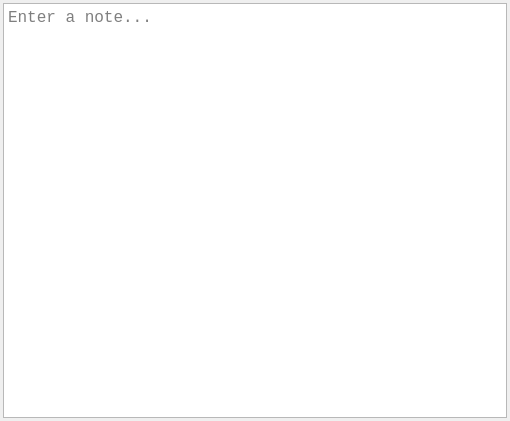
Qt form EasyNotepad/etab.ui (maurictg/EasyNotepad) before a commit.
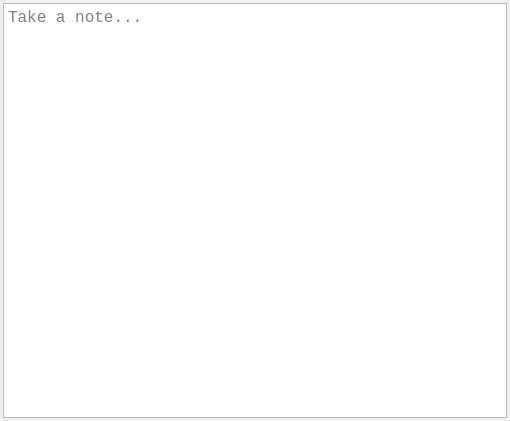
The same form after that commit.

The edit to the form file:
```diff
--- a/EasyNotepad/etab.ui
+++ b/EasyNotepad/etab.ui
@@ -53,7 +53,7 @@
       <set>Qt::LinksAccessibleByMouse|Qt::TextEditable|Qt::TextEditorInteraction|Qt::TextSelectableByKeyboard|Qt::TextSelectableByMouse</set>
      </property>
      <property name="placeholderText">
-      <string>Enter a note...</string>
+      <string>Take a note...</string>
      </property>
     </widget>
    </item>
```
